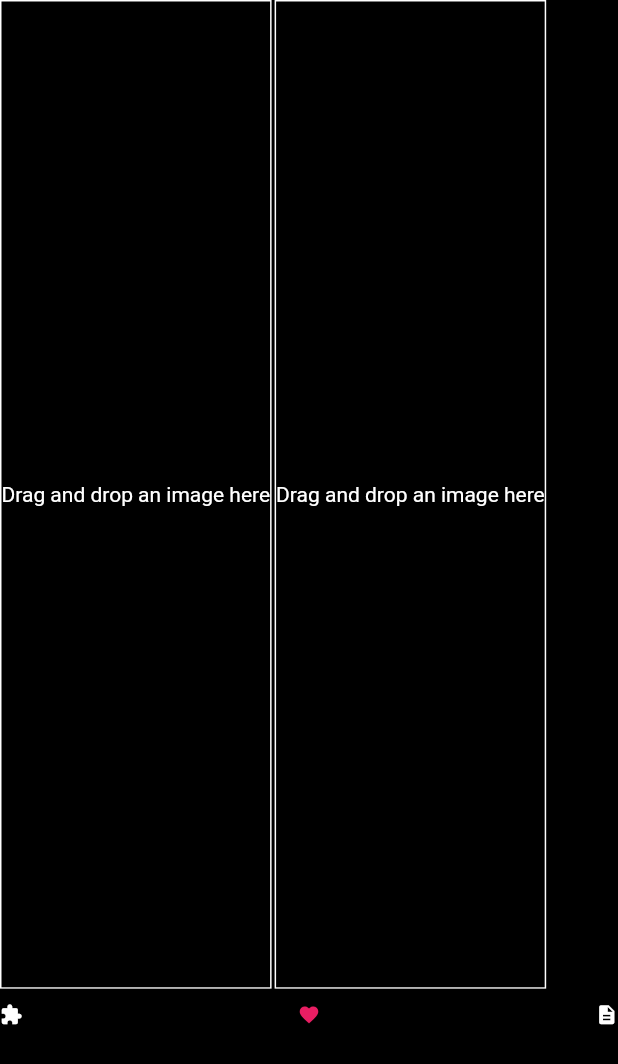
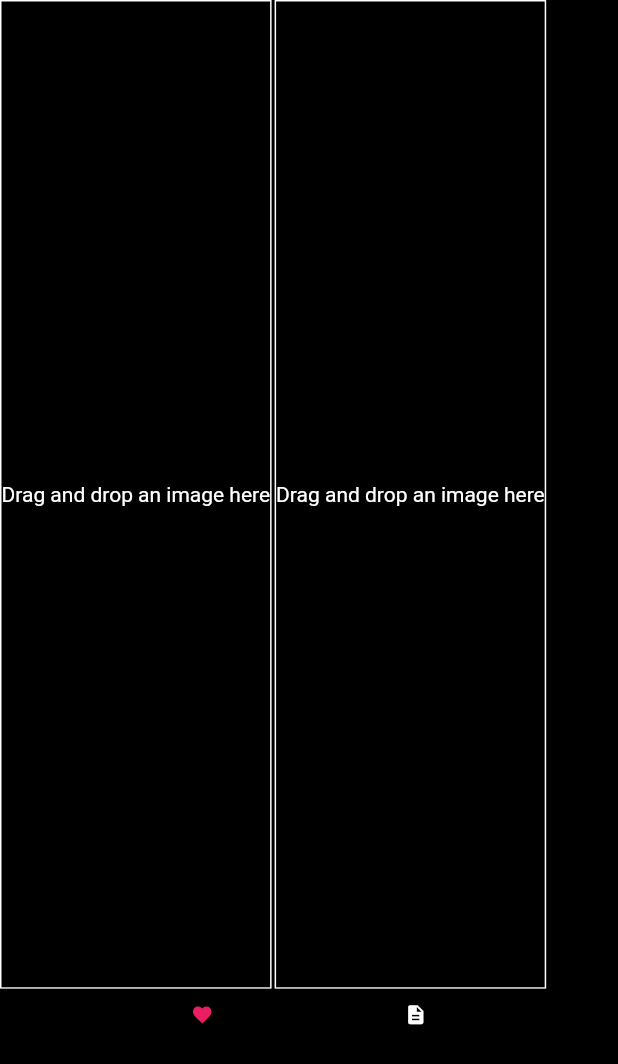
Before and after one commit to KanaanZafar/image_comparison_internal, a Flutter app: the TwoPhotosComparison screen opened directly, on a phone screen of 412 x 824 dp. Shown: the top 1064 px of the screen. Run offline on Flutter 3.47's test engine with Material 2 defaults, Android fonts, the phone set to English and light mode, and no system bars; our stand-ins replace bloc, flutter_bloc, image_gallery_saver, permission_handler, share; missing offline and left inert: admob_flutter, photo_manager, photo_widget.

Commit message:
silent refresh, reset comparison creation session, hide floppy icon button

```diff
--- a/lib/components/side_action_bar_horizontal.dart
+++ b/lib/components/side_action_bar_horizontal.dart
@@ -14,8 +14,7 @@ class SideActionBarHorizontal extends StatelessWidget {
   final bool isVertical;
   final double iconSize;
 
-  SideActionBarHorizontal(
-      {this.photoHeight,
+  SideActionBarHorizontal({this.photoHeight,
     this.photoWidth,
     this.isVertical = false,
     this.iconSize = 15});
@@ -34,9 +33,9 @@ class SideActionBarHorizontal extends StatelessWidget {
             height: 10,
           ),
           Row(
-            mainAxisAlignment: MainAxisAlignment.spaceBetween,
+            mainAxisAlignment: MainAxisAlignment.spaceEvenly,
             children: [
-              InkWell(
+              /* InkWell(
                   child: Icon(
                     Icons.extension,
                     size: iconSize,
@@ -48,7 +47,7 @@ class SideActionBarHorizontal extends StatelessWidget {
                                 listen: false)
                             .acceptedEntities,
                         context);
-                  }),
+                  }), */
               InkWell(
                   child: Icon(
                     Icons.favorite,
@@ -63,7 +62,8 @@ class SideActionBarHorizontal extends StatelessWidget {
                       InterstatialAd.admobInterstitial.show();
                     }
                     await saveIntoGallery(
-                        Provider.of<CreateComparisonStore>(context,
+                        Provider
+                            .of<CreateComparisonStore>(context,
                             listen: false)
                             .favoriteAssetEntities,
                         context,
@@ -97,22 +97,28 @@ class SideActionBarHorizontal extends StatelessWidget {
                         width: photoWidth,
                         child: Draggable(
                             axis: isVertical ? null : Axis.horizontal,
-                        affinity: isVertical ? Axis.vertical : Axis.horizontal,
+                            affinity: isVertical ? Axis.vertical : Axis
+                                .horizontal,
                             feedback: AssetWidget(
-                            asset: Provider.of<CreateComparisonStore>(context)
+                                asset: Provider
+                                    .of<CreateComparisonStore>(context)
                                     .assetEntities[index]),
                             child: AssetWidget(
-                            asset: Provider.of<CreateComparisonStore>(context)
+                                asset: Provider
+                                    .of<CreateComparisonStore>(context)
                                     .assetEntities[index]),
                             childWhenDragging: AssetWidget(
-                            asset: Provider.of<CreateComparisonStore>(context)
+                                asset: Provider
+                                    .of<CreateComparisonStore>(context)
                                     .assetEntities[index]),
-                        data: Provider.of<CreateComparisonStore>(context,
+                            data: Provider
+                                .of<CreateComparisonStore>(context,
                                 listen: false)
                                 .assetEntities[index]),
                       ));
                 },
-            itemCount: Provider.of<CreateComparisonStore>(context)
+                itemCount: Provider
+                    .of<CreateComparisonStore>(context)
                     .assetEntities
                     .length,
               ))
--- a/lib/components/side_action_bar_vertical.dart
+++ /dev/null
@@ -1 +0,0 @@
-import 'package:flutter/material.dart';
--- a/lib/screens/show_gallery.dart
+++ b/lib/screens/show_gallery.dart
@@ -252,6 +252,7 @@ class _ShowGalleryScreenState extends State<ShowGalleryScreen> {
     await Navigator.push(
         context, MaterialPageRoute(builder: (context) => widget));
     createComparisonStore.clearStore();
+    showGalleryBloc.add(FetchGalleryPhotos());
     setState(() {});
   }
 }
```
Also changed, not shown: lib/blocs/show_gallery/show_gallery_bloc.dart (+8 -3 lines). Lines whose indentation alone changed are shown as unchanged.
